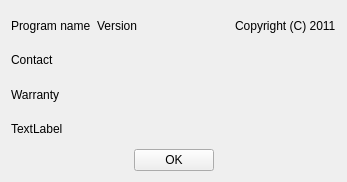
First picture: the form in trunk/Forms/AboutDialog/aboutdialog.ui, repository rsieger/PanTool, before the edit.
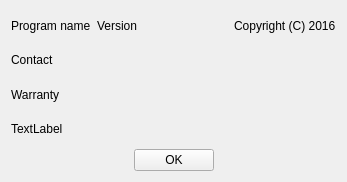
Second picture: the form after the edit.

```diff
--- a/trunk/Forms/AboutDialog/aboutdialog.ui
+++ b/trunk/Forms/AboutDialog/aboutdialog.ui
@@ -52,7 +52,7 @@
      <item>
       <widget class="QLabel" name="Copyright">
        <property name="text">
-        <string>Copyright (C) 2011</string>
+        <string>Copyright (C) 2016</string>
        </property>
       </widget>
      </item>
```
